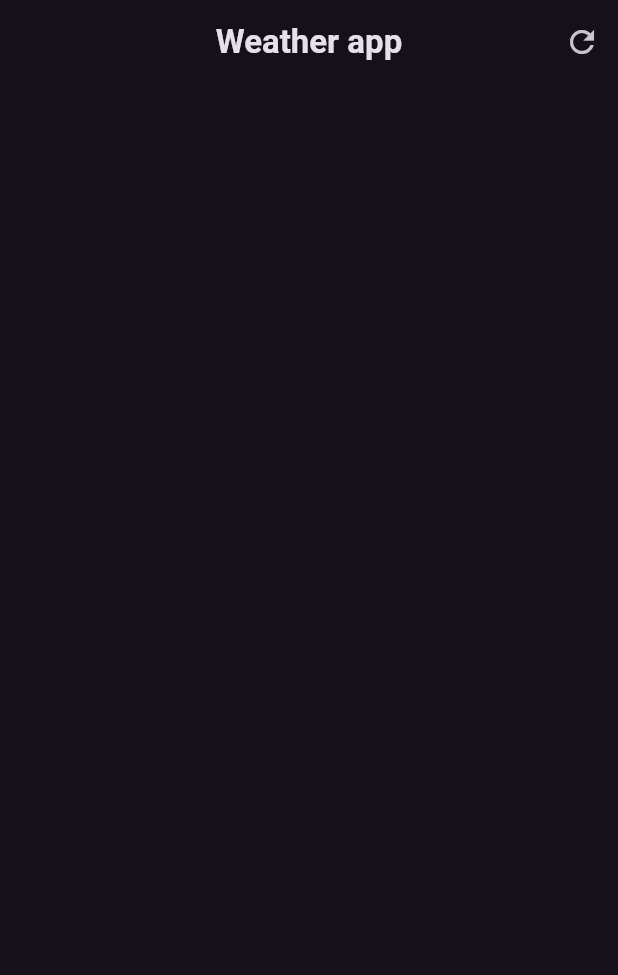
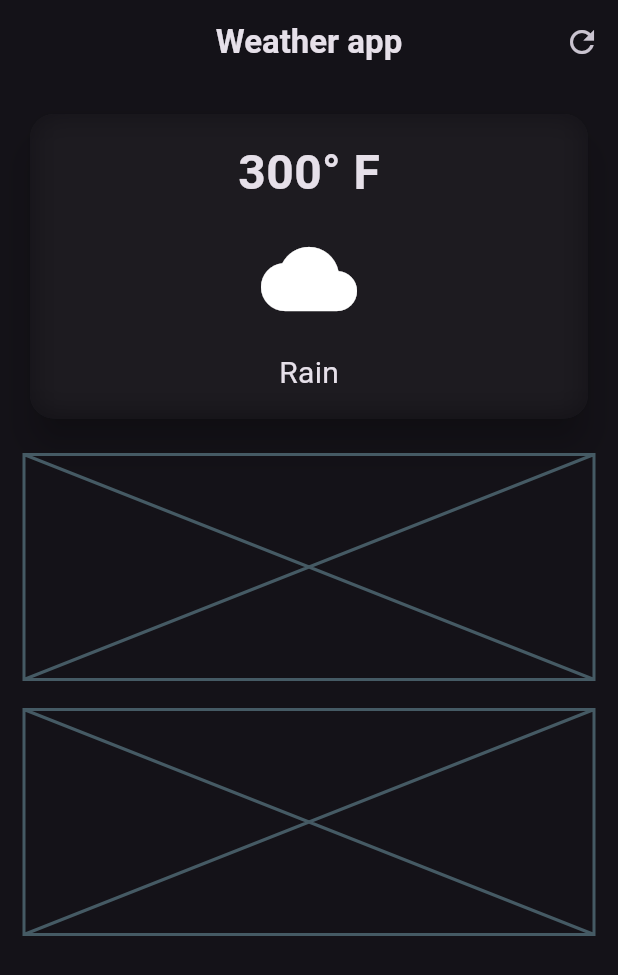
Before and after one commit to makesanjoy/flutter-weather-app, a Flutter app: the screen it shows after launch, on a phone screen of 412 x 824 dp. Shown: the top 975 px of the screen. Run offline on Flutter 3.47's test engine with Material 2 defaults, Android fonts, the phone set to English and light mode, and no system bars.

Commit message:
ui for main card

```diff
--- a/lib/weather_screen.dart
+++ b/lib/weather_screen.dart
@@ -1,3 +1,5 @@
+import 'dart:ui';
+
 import 'package:flutter/material.dart';
 
 class WeatherScreen extends StatelessWidget {
@@ -23,6 +25,75 @@ class WeatherScreen extends StatelessWidget {
           ),
         ],
       ),
+      body: Padding(
+        padding: const EdgeInsets.all(16.0),
+        child: Column(
+          children: [
+            ///main card
+            SizedBox(
+              width: double.infinity,
+              child: Card(
+                elevation: 10,
+                shape: RoundedRectangleBorder(
+                  borderRadius: BorderRadius.circular(16),
+                ),
+                child: ClipRRect(
+                  borderRadius: BorderRadius.circular(16),
+                  child: BackdropFilter(
+                    filter: ImageFilter.blur(sigmaX: 10, sigmaY: 10),
+                    child: Padding(
+                      padding: const EdgeInsets.all(16.0),
+                      child: Column(
+                        children: [
+                          Text(
+                            "300° F",
+                            style: TextStyle(
+                              fontSize: 32,
+                              fontWeight: FontWeight.bold,
+                            ),
+                          ),
+                          const SizedBox(
+                            height: 16,
+                          ),
+                          Icon(
+                            Icons.cloud,
+                            size: 64,
+                          ),
+                          const SizedBox(
+                            height: 16,
+                          ),
+                          Text(
+                            "Rain",
+                            style: TextStyle(
+                              fontSize: 20,
+                            ),
+                          ),
+                        ],
+                      ),
+                    ),
+                  ),
+                ),
+              ),
+            ),
+            const SizedBox(
+              height: 20,
+            ),
+
+            ///weather forcast card
+            Placeholder(
+              fallbackHeight: 150.0,
+            ),
+            const SizedBox(
+              height: 20,
+            ),
+
+            ///weather forcast card
+            Placeholder(
+              fallbackHeight: 150.0,
+            ),
+          ],
+        ),
+      ),
     );
   }
 }
```
